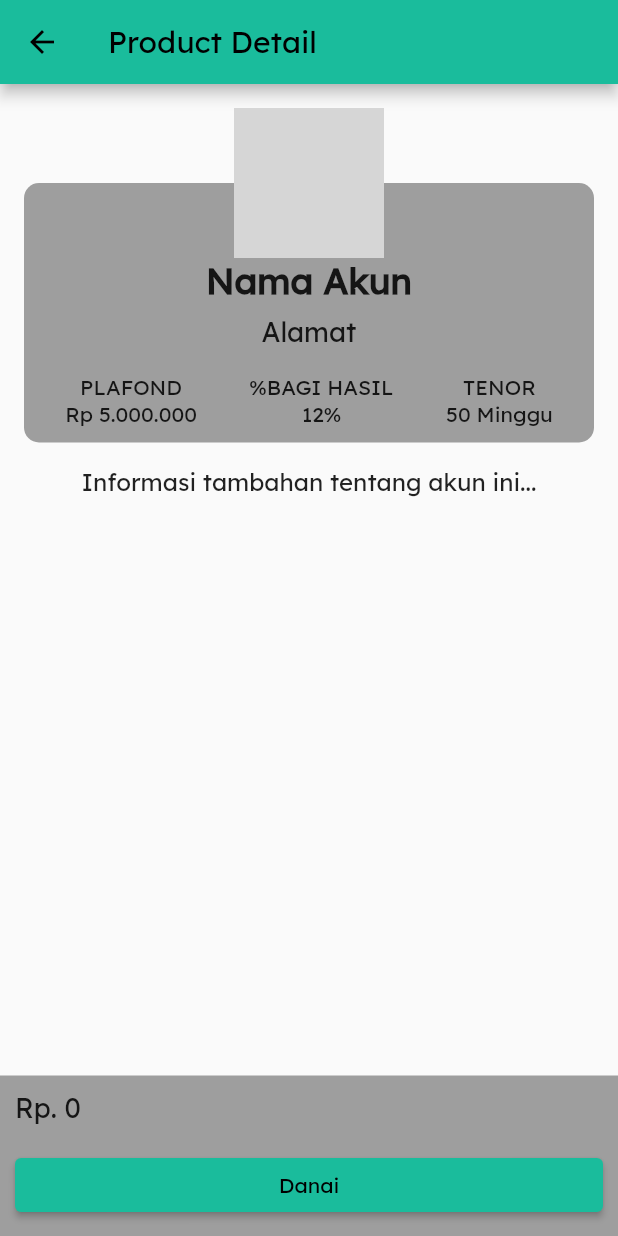
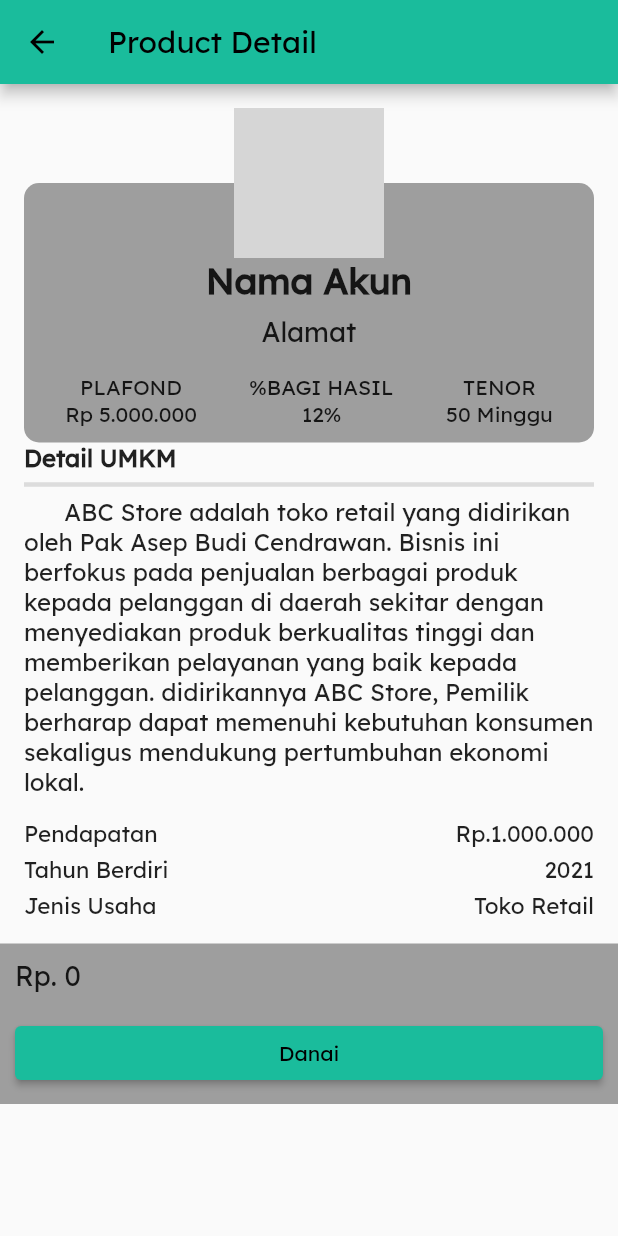
Before and after one commit to najmharani/P2P-Lending-UMKM-Kelompok-4-Pemrograman-Visual, a Flutter app: the ProductDetailsScreen screen opened directly with empty values, on a phone screen of 412 x 824 dp. Run offline on Flutter 3.47's test engine with Material 2 defaults, Android fonts, the phone set to English and light mode, and no system bars; our stand-ins replace flutter_bloc; grey boxes are pictures that could not be loaded.

Commit message:
update marketplace

```diff
--- a/lib/investor/pages/marketplace.dart
+++ b/lib/investor/pages/marketplace.dart
@@ -425,12 +425,14 @@ class ProductDetailsScreen extends StatelessWidget {
       appBar: AppBar(
         title: Text('Product Detail'),
       ),
-      body: Column(
+      body: SingleChildScrollView(
+        child: Column(
           mainAxisAlignment: MainAxisAlignment.spaceBetween,
           children: [
             Padding(
               padding: EdgeInsets.all(16.0),
               child: Column(
+                crossAxisAlignment: CrossAxisAlignment.start,
                 mainAxisAlignment: MainAxisAlignment.spaceBetween,
                 children: [
                   Stack(
@@ -487,13 +489,65 @@ class ProductDetailsScreen extends StatelessWidget {
                       ),
                     ],
                   ),
-                SizedBox(height: 16),
                   Text(
-                  'Informasi tambahan tentang akun ini...',
+                    'Detail UMKM',
+                    style: TextStyle(fontSize: 16, fontWeight: FontWeight.w600),
+                    textAlign: TextAlign.center,
+                  ),
+                  Divider(
+                    thickness: 3,
+                  ),
+                  Text(
+                    '      ABC Store adalah toko retail yang didirikan oleh Pak Asep Budi Cendrawan. Bisnis ini berfokus pada penjualan berbagai produk kepada pelanggan di daerah sekitar dengan  menyediakan produk berkualitas tinggi dan memberikan pelayanan yang baik kepada pelanggan. didirikannya ABC Store, Pemilik berharap dapat memenuhi kebutuhan konsumen sekaligus mendukung pertumbuhan ekonomi lokal.',
                     style: TextStyle(
                       fontSize: 16,
                     ),
-                  textAlign: TextAlign.center,
+                    textAlign: TextAlign.start,
+                  ),
+                  SizedBox(height: 15),
+                  Row(
+                    mainAxisAlignment: MainAxisAlignment.spaceBetween,
+                    children: [
+                      Text(
+                        'Pendapatan',
+                        style: TextStyle(fontSize: 15),
+                      ),
+                      SizedBox(width: 10),
+                      Text(
+                        'Rp.1.000.000',
+                        style: TextStyle(fontSize: 15),
+                      ),
+                    ],
+                  ),
+                  SizedBox(height: 5),
+                  Row(
+                    mainAxisAlignment: MainAxisAlignment.spaceBetween,
+                    children: [
+                      Text(
+                        'Tahun Berdiri',
+                        style: TextStyle(fontSize: 15),
+                      ),
+                      SizedBox(width: 10),
+                      Text(
+                        '2021',
+                        style: TextStyle(fontSize: 15),
+                      ),
+                    ],
+                  ),
+                  SizedBox(height: 5),
+                  Row(
+                    mainAxisAlignment: MainAxisAlignment.spaceBetween,
+                    children: [
+                      Text(
+                        'Jenis Usaha',
+                        style: TextStyle(fontSize: 15),
+                      ),
+                      SizedBox(width: 10),
+                      Text(
+                        'Toko Retail',
+                        style: TextStyle(fontSize: 15),
+                      ),
+                    ],
                   ),
                 ],
               ),
@@ -525,6 +579,7 @@ class ProductDetailsScreen extends StatelessWidget {
             )
           ],
         ),
+      ),
     );
   }
 }
```
Lines whose indentation alone changed are shown as unchanged.
